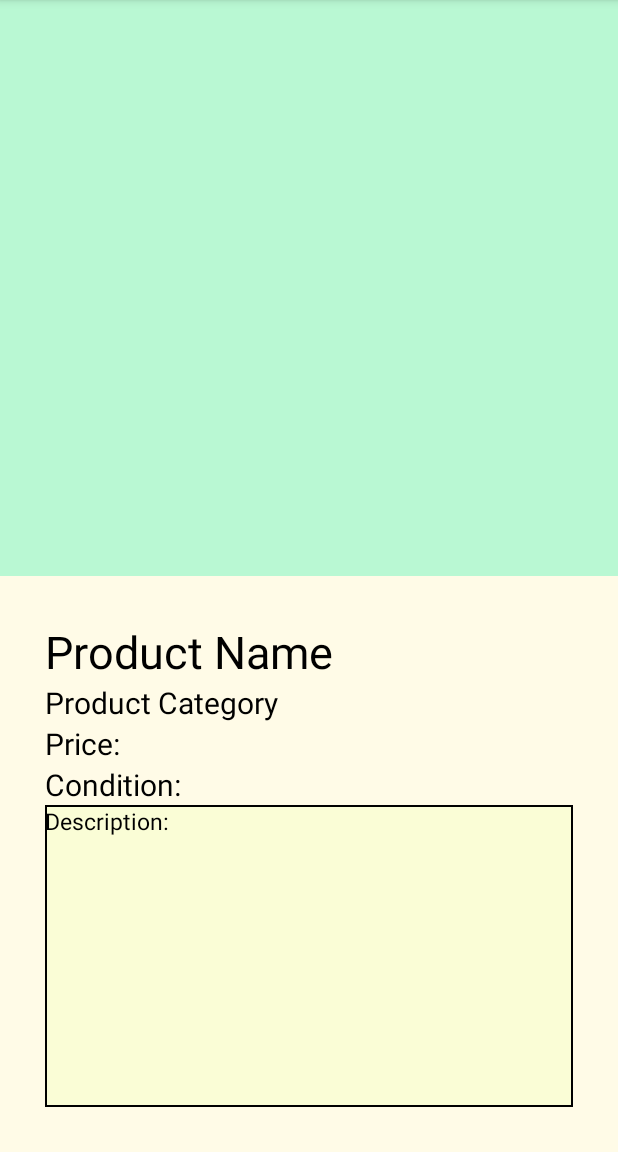
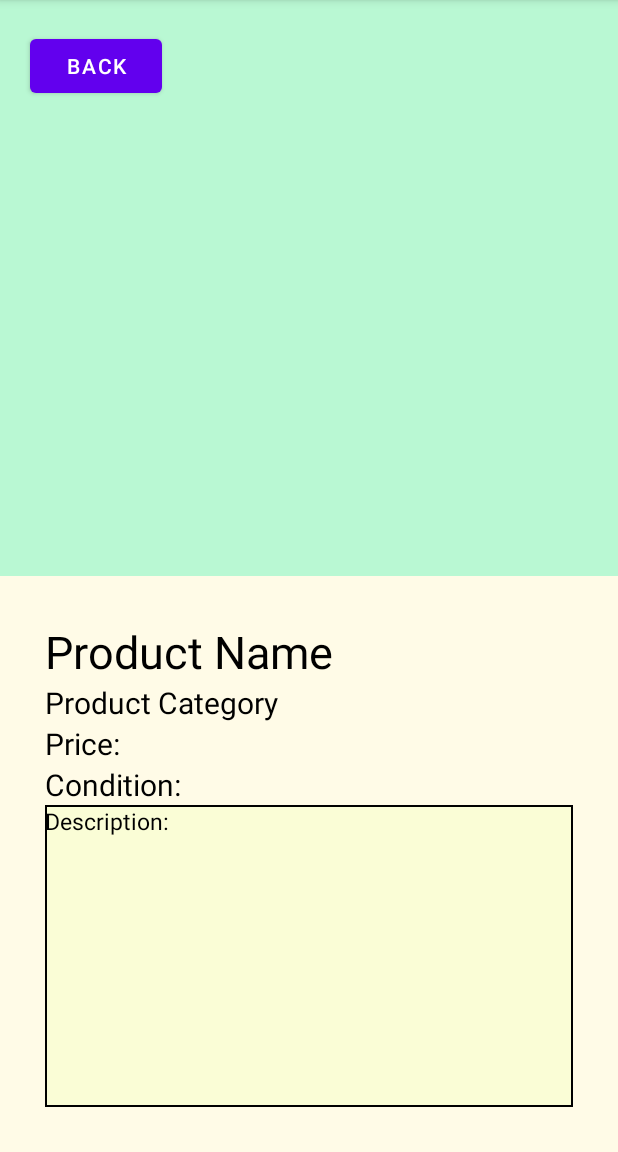
Before and after one commit to NadiaClarissaHermawan/02_Proyek_Informatika, an Android app: the fragment DetailFragment placed in its activity, on a phone screen of 412 x 824 dp, the part 84-1236 px from its top. Run offline under Robolectric (Android 15) with nearby library versions, the phone set to English and light mode, and no system bars; libraries missing offline, so code that uses them is left out: org.parceler.

Commit message:
detail dari grid

```diff
--- a/app/src/main/java/unpar/topcoder/electronicstore_01/view/DetailFragment.kt
+++ b/app/src/main/java/unpar/topcoder/electronicstore_01/view/DetailFragment.kt
@@ -11,7 +11,7 @@ import unpar.topcoder.electronicstore_01.model.Page
 import unpar.topcoder.electronicstore_01.model.ProductDetails
 
 //fragment
-class DetailFragment : Fragment(){
+class DetailFragment : Fragment(), View.OnClickListener{
     private lateinit var detailBinding : ProductDetailFragmentBinding
     private var layout : Int = Page.LIST_PAGE
 
@@ -26,6 +26,9 @@ class DetailFragment : Fragment(){
             this.layout = result.getInt("layout")
             this.updateLayout(Parcels.unwrap<Any>(result.getParcelable("product")) as ProductDetails)
         }
+
+        this.detailBinding.back.setOnClickListener(this::onClick)
+
         return this.detailBinding.root
     }
 
@@ -48,4 +51,12 @@ class DetailFragment : Fragment(){
         this.detailBinding.productName.text = currentProduct.getNama()
         this.detailBinding.productPrice.text = "Rp "+currentProduct.getHarga()
     }
+
+    override fun onClick(view: View?) {
+        if(view==this.detailBinding.back) {
+            var pg = Bundle()
+            pg.putInt(Page.PAGE, this.layout)
+            parentFragmentManager.setFragmentResult(Page.CHANGE_PAGE_LISTENER,pg)
+        }
+    }
 }
--- a/app/src/main/java/unpar/topcoder/electronicstore_01/view/GridInterface.kt
+++ b/app/src/main/java/unpar/topcoder/electronicstore_01/view/GridInterface.kt
@@ -4,4 +4,5 @@ import unpar.topcoder.electronicstore_01.model.ProductDetails
 
 interface GridInterface {
     fun updateGrid(prods : ArrayList<ProductDetails>, newDataOffset : Int)
+    fun moveToDetailsPage(currentProd : ProductDetails)
 }
--- a/app/src/main/res/layout/product_detail_fragment.xml
+++ b/app/src/main/res/layout/product_detail_fragment.xml
@@ -21,6 +21,16 @@
             android:orientation="vertical"
             android:background="@color/light_green"
             >
+            <Button
+                android:id="@+id/back"
+                android:layout_width="wrap_content"
+                android:layout_height="wrap_content"
+                android:text="Back"
+                android:layout_marginLeft="20dp"
+                android:layout_marginTop="20dp"
+
+            />
+
 
             <ImageView
                 android:id="@+id/product_image"
```
Also changed, not shown: app/src/main/java/unpar/topcoder/electronicstore_01/presenter/GridPresenter.kt (+3 -55 lines), app/src/main/java/unpar/topcoder/electronicstore_01/view/GridAdapter.kt (+12 -8 lines), app/src/main/java/unpar/topcoder/electronicstore_01/view/GridFragment.kt (+14 -0 lines).
